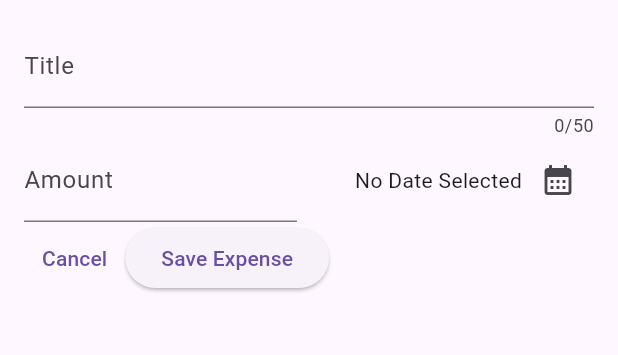
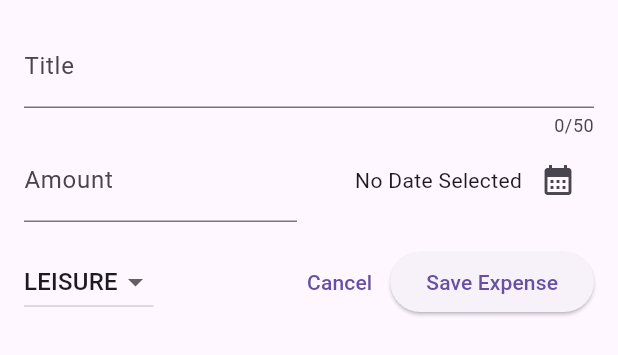
Before and after one commit to uche-hub/expense_tracker, a Flutter app: the NewExpense widget shown alone on an empty page, opened directly, on a phone screen of 412 x 824 dp. Shown: the top 355 px of the screen. Run offline on Flutter 3.47's test engine with Material 3 defaults, Android fonts, the phone set to English and light mode, and no system bars.

Commit message:
added dropdown categories

```diff
--- a/lib/widgets/new_expense.dart
+++ b/lib/widgets/new_expense.dart
@@ -12,6 +12,7 @@ class _NewExpenseState extends State<NewExpense> {
   final _titleController = TextEditingController();
   final _amountController = TextEditingController();
   DateTime? _slelectedDate;
+  Category _selectedCategory = Category.leisure;
 
   // handles the picking date
   void _presentDatePicker() async {
@@ -73,7 +74,9 @@ class _NewExpenseState extends State<NewExpense> {
                   mainAxisAlignment: MainAxisAlignment.end,
                   crossAxisAlignment: CrossAxisAlignment.center,
                   children: [
-                    Text(_slelectedDate == null ? "No Date Selected" : formatter.format(_slelectedDate!)),
+                    Text(_slelectedDate == null
+                        ? "No Date Selected"
+                        : formatter.format(_slelectedDate!)),
                     IconButton(
                       onPressed: _presentDatePicker,
                       icon: Icon(
@@ -85,8 +88,31 @@ class _NewExpenseState extends State<NewExpense> {
               )
             ],
           ),
+          SizedBox(
+            height: 16,
+          ),
           Row(
             children: [
+              DropdownButton(
+                value: _selectedCategory,
+                items: Category.values
+                    .map((category) => DropdownMenuItem(
+                          value: category,
+                          child: Text(
+                            category.name.toUpperCase(),
+                          ),
+                        ))
+                    .toList(),
+                onChanged: (value) {
+                  if (value == null) {
+                    return;
+                  }
+                  setState(() {
+                    _selectedCategory = value;
+                  });
+                },
+              ),
+              Spacer(),
               TextButton(
                 onPressed: () {
                   Navigator.pop(context);
```
